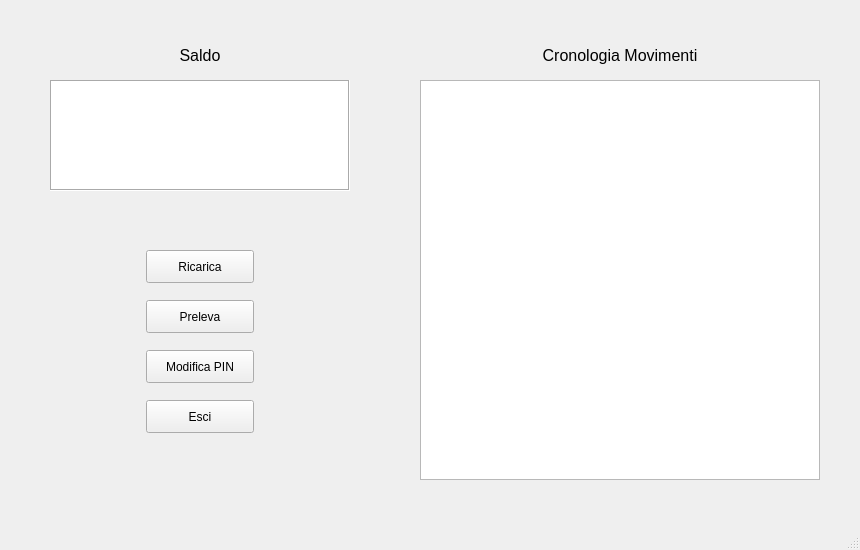
Old version of the form project/mainwindow.ui in the repository JacopoBucchioni/MyElaborato_TransazioniFinanziarie.
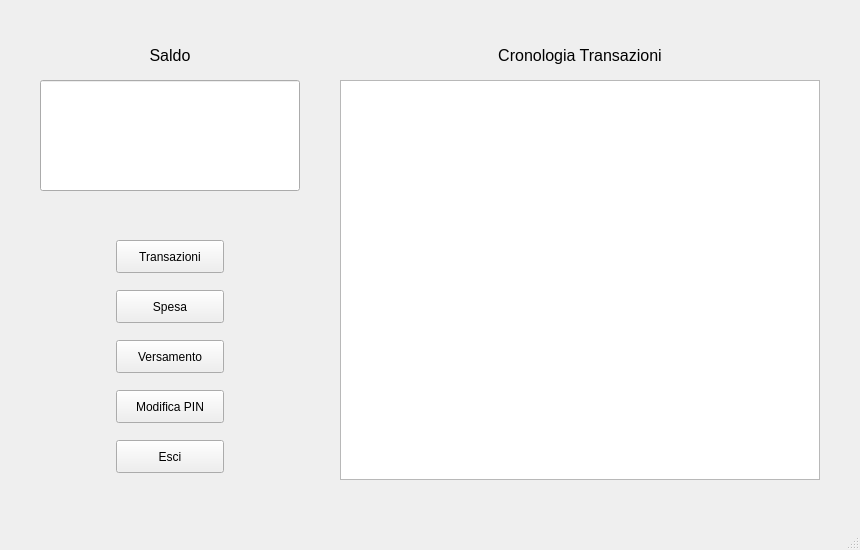
New version of the form.

```diff
--- a/project/mainwindow.ui
+++ b/project/mainwindow.ui
@@ -35,8 +35,8 @@
    <widget class="QPushButton" name="prelieva_Button">
     <property name="geometry">
      <rect>
-      <x>146</x>
-      <y>300</y>
+      <x>116</x>
+      <y>290</y>
       <width>108</width>
       <height>33</height>
      </rect>
@@ -48,14 +48,14 @@
      </sizepolicy>
     </property>
     <property name="text">
-     <string>Preleva</string>
+     <string>Spesa</string>
     </property>
    </widget>
    <widget class="QPushButton" name="ricarica_Button">
     <property name="geometry">
      <rect>
-      <x>146</x>
-      <y>250</y>
+      <x>116</x>
+      <y>340</y>
       <width>108</width>
       <height>33</height>
      </rect>
@@ -67,14 +67,14 @@
      </sizepolicy>
     </property>
     <property name="text">
-     <string>Ricarica</string>
+     <string>Versamento</string>
     </property>
    </widget>
    <widget class="QPushButton" name="pin_Button">
     <property name="geometry">
      <rect>
-      <x>146</x>
-      <y>350</y>
+      <x>116</x>
+      <y>390</y>
       <width>108</width>
       <height>33</height>
      </rect>
@@ -92,8 +92,8 @@
    <widget class="QPushButton" name="logout_Button">
     <property name="geometry">
      <rect>
-      <x>146</x>
-      <y>400</y>
+      <x>116</x>
+      <y>440</y>
       <width>108</width>
       <height>33</height>
      </rect>
@@ -108,50 +108,12 @@
      <string>Esci</string>
     </property>
    </widget>
-   <widget class="QLabel" name="labelSaldo">
-    <property name="geometry">
-     <rect>
-      <x>50</x>
-      <y>80</y>
-      <width>300</width>
-      <height>111</height>
-     </rect>
-    </property>
-    <property name="sizePolicy">
-     <sizepolicy hsizetype="Preferred" vsizetype="Preferred">
-      <horstretch>0</horstretch>
-      <verstretch>0</verstretch>
-     </sizepolicy>
-    </property>
-    <property name="font">
-     <font>
-      <pointsize>12</pointsize>
-      <weight>75</weight>
-      <bold>true</bold>
-     </font>
-    </property>
-    <property name="styleSheet">
-     <string notr="true">background-color: rgb(255, 255, 255);</string>
-    </property>
-    <property name="frameShape">
-     <enum>QFrame::Box</enum>
-    </property>
-    <property name="frameShadow">
-     <enum>QFrame::Sunken</enum>
-    </property>
-    <property name="text">
-     <string/>
-    </property>
-    <property name="alignment">
-     <set>Qt::AlignCenter</set>
-    </property>
-   </widget>
    <widget class="QLabel" name="label_2">
     <property name="geometry">
      <rect>
-      <x>50</x>
+      <x>40</x>
       <y>40</y>
-      <width>300</width>
+      <width>260</width>
       <height>30</height>
      </rect>
     </property>
@@ -182,9 +144,9 @@
    <widget class="QPlainTextEdit" name="transazioni_plainTextEdit">
     <property name="geometry">
      <rect>
-      <x>420</x>
+      <x>340</x>
       <y>80</y>
-      <width>400</width>
+      <width>480</width>
       <height>400</height>
      </rect>
     </property>
@@ -210,9 +172,9 @@
    <widget class="QLabel" name="label_3">
     <property name="geometry">
      <rect>
-      <x>420</x>
+      <x>340</x>
       <y>40</y>
-      <width>400</width>
+      <width>480</width>
       <height>30</height>
      </rect>
     </property>
@@ -228,7 +190,52 @@
      </font>
     </property>
     <property name="text">
-     <string>Cronologia Movimenti</string>
+     <string>Cronologia Transazioni</string>
+    </property>
+    <property name="alignment">
+     <set>Qt::AlignCenter</set>
+    </property>
+   </widget>
+   <widget class="QPushButton" name="transazioni_Button">
+    <property name="geometry">
+     <rect>
+      <x>116</x>
+      <y>240</y>
+      <width>108</width>
+      <height>33</height>
+     </rect>
+    </property>
+    <property name="text">
+     <string>Transazioni</string>
+    </property>
+   </widget>
+   <widget class="QLineEdit" name="saldo_lineEdit">
+    <property name="geometry">
+     <rect>
+      <x>40</x>
+      <y>80</y>
+      <width>260</width>
+      <height>111</height>
+     </rect>
+    </property>
+    <property name="font">
+     <font>
+      <pointsize>12</pointsize>
+      <weight>75</weight>
+      <bold>true</bold>
+     </font>
+    </property>
+    <property name="cursor">
+     <cursorShape>ArrowCursor</cursorShape>
+    </property>
+    <property name="mouseTracking">
+     <bool>false</bool>
+    </property>
+    <property name="focusPolicy">
+     <enum>Qt::NoFocus</enum>
+    </property>
+    <property name="acceptDrops">
+     <bool>false</bool>
     </property>
     <property name="alignment">
      <set>Qt::AlignCenter</set>
```
